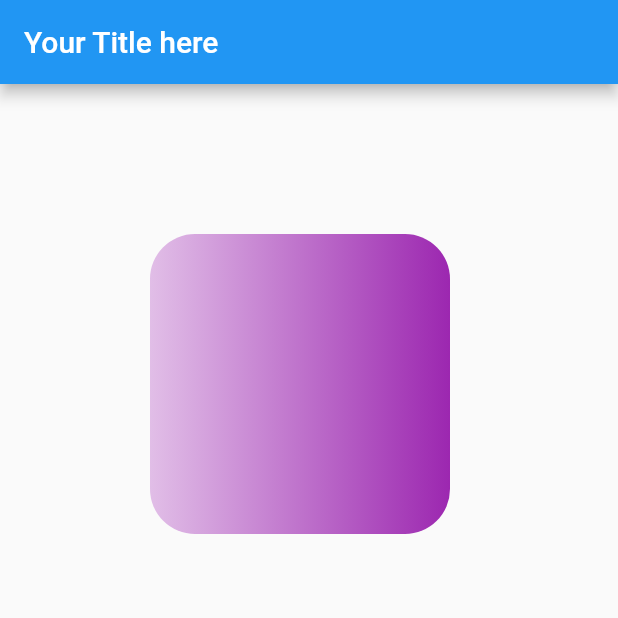
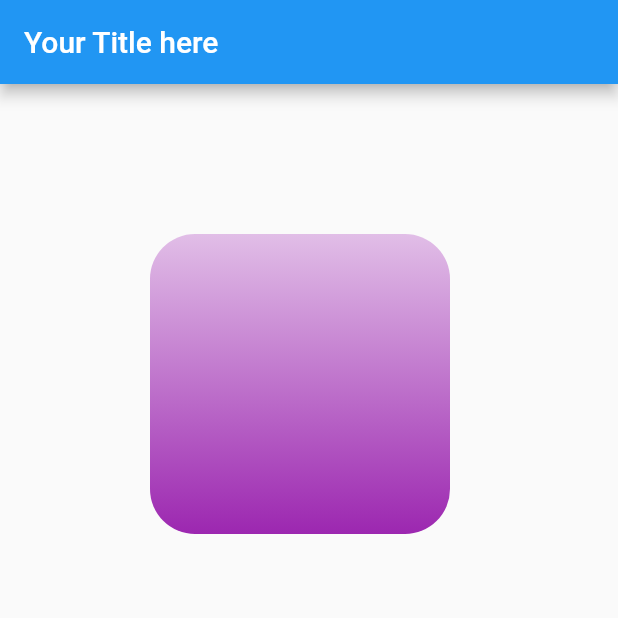
Before and after one commit to ozgursarikamis/flutter-layouts, a Flutter app: the screen it shows after launch, on a phone screen of 412 x 824 dp, the top half of it. Run offline on Flutter 3.47's test engine with Material 2 defaults, Android fonts, the phone set to English and light mode, and no system bars.

Commit message:
Alignments in Gradient

```diff
--- a/lib/main.dart
+++ b/lib/main.dart
@@ -23,6 +23,8 @@ class MyApp extends StatelessWidget {
               borderRadius: const BorderRadius.all(Radius.circular(30)),
               color: Colors.orange,
               gradient: LinearGradient(
+                  begin: Alignment.topCenter,
+                  end: Alignment.bottomCenter,
                   colors: [Colors.purple.shade100, Colors.purple.shade500]),
               shape: BoxShape.rectangle),
         ),
```
